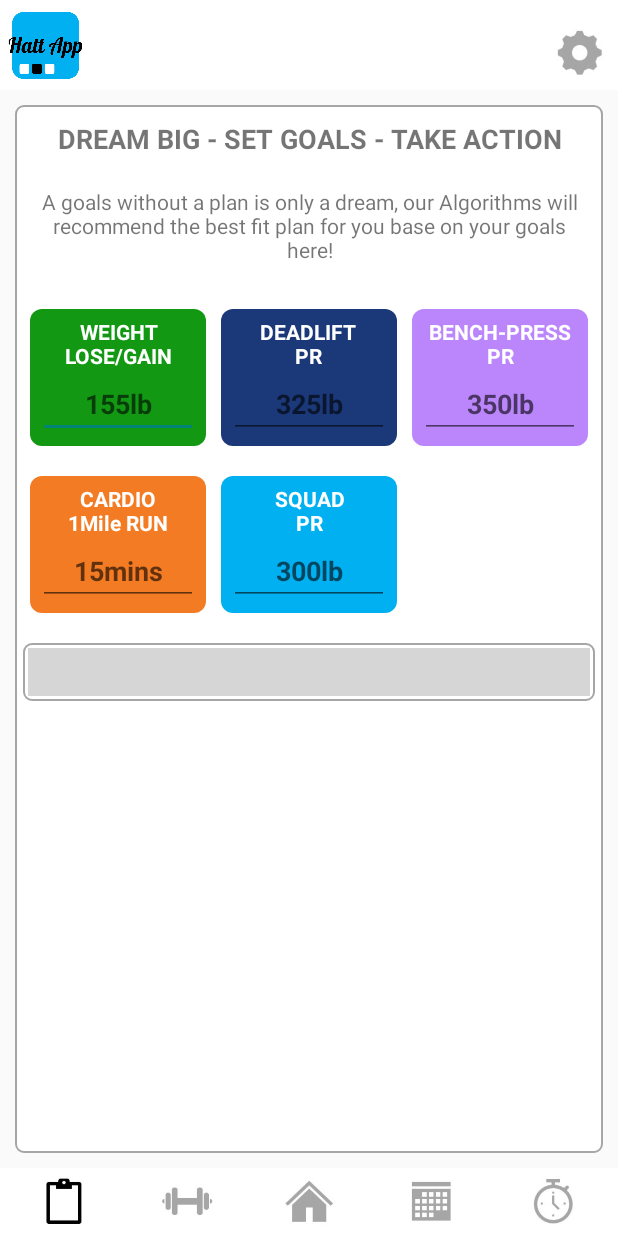
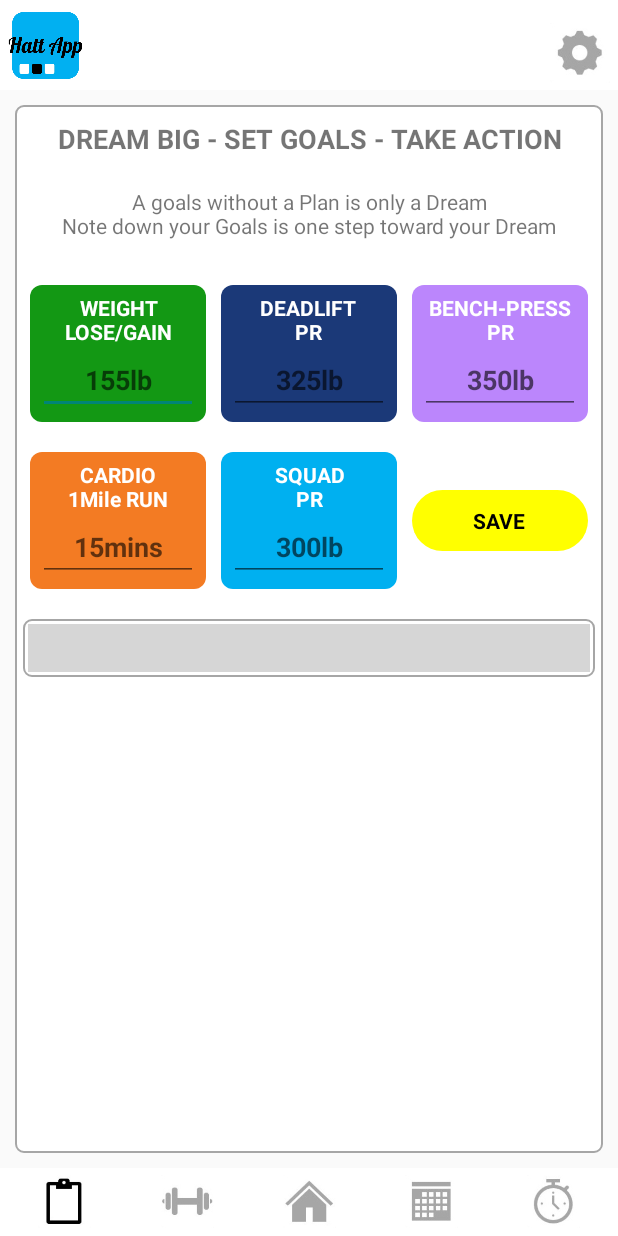
Before and after one commit to StoicNeutron/HattAppProject, an Android app: the SetGoal screen opened directly, with no data from a screen before it, on a phone screen of 412 x 824 dp. Run offline under Robolectric (Android 15) with nearby library versions, the phone set to English and light mode, and no system bars; plain views replace TemplateView; grey boxes are pictures that could not be loaded.

Commit message:
v1.1_backend 13

```diff
--- a/app/src/main/AndroidManifest.xml
+++ b/app/src/main/AndroidManifest.xml
@@ -11,7 +11,8 @@
         android:roundIcon="@mipmap/ic_launcher_round"
         android:supportsRtl="true"
         android:theme="@style/Theme.Hatt_App10">
-        <activity android:name=".SetGoal"></activity>
+        <activity android:name=".Progress"></activity>
+        <activity android:name=".SetGoal" />
         <activity android:name=".BMI_detail" />
         <activity android:name=".Processing" />
         <activity android:name=".Returning" />
--- a/app/src/main/java/com/samnangthorn/hatt_app10/SetGoal.java
+++ b/app/src/main/java/com/samnangthorn/hatt_app10/SetGoal.java
@@ -3,13 +3,21 @@ package com.samnangthorn.hatt_app10;
 import androidx.appcompat.app.AppCompatActivity;
 
 import android.content.Intent;
+import android.content.SharedPreferences;
 import android.os.Bundle;
 import android.view.View;
+import android.widget.EditText;
 import android.widget.ImageView;
+import android.widget.LinearLayout;
+import android.widget.Toast;
 
 public class SetGoal extends AppCompatActivity {
 
-    ImageView btt_home, btt_report, btt_exercise, btt_schedule, btt_timer, btt_setting;
+    private ImageView btt_home, btt_report, btt_exercise, btt_schedule, btt_timer, btt_setting;
+    private EditText edtWeight, edtDeadliftPr, edtBenchPressPr, edtCardioRunPr, edtSquatPr;
+    private LinearLayout btt_saveGoal;
+    private SharedPreferences getData;
+    private SharedPreferences.Editor editData;
 
     @Override
     protected void onCreate(Bundle savedInstanceState) {
@@ -22,7 +30,15 @@ public class SetGoal extends AppCompatActivity {
         btt_schedule = findViewById(R.id.btt_schedule);
         btt_timer = findViewById(R.id.btt_timer);
         btt_setting = findViewById(R.id.btt_setting);
+        btt_saveGoal = findViewById(R.id.btt_saveGoal);
+        edtWeight = findViewById(R.id.edtWeight);
+        edtDeadliftPr = findViewById(R.id.edtDeadliftPr);
+        edtBenchPressPr = findViewById(R.id.edtBenchPressPr);
+        edtCardioRunPr = findViewById(R.id.edtCardioRunPr);
+        edtSquatPr = findViewById(R.id.edtSquatPr);
 
+        getData = getApplicationContext().getSharedPreferences("local_data", MODE_PRIVATE);
+        editData = getData.edit();
 
 
         // set on click listeners
@@ -66,6 +82,20 @@ public class SetGoal extends AppCompatActivity {
                 transition_animation("right");
             }
         });
+
+        btt_saveGoal.setOnClickListener(new View.OnClickListener() {
+            @Override
+            public void onClick(View view) {
+
+                editData.putString("WeightGoal", edtWeight.getText().toString());
+                editData.putString("DeadLiftPR", edtWeight.getText().toString());
+                editData.putString("BenchPressPR", edtWeight.getText().toString());
+                editData.putString("aMileRunPR", edtWeight.getText().toString());
+                editData.putString("SquatPR", edtWeight.getText().toString());
+                editData.apply();
+                Toast.makeText(SetGoal.this, "Saved", Toast.LENGTH_SHORT).show();
+            }
+        });
     }
 
     // methods
--- a/app/src/main/res/layout/activity_set_goal.xml
+++ b/app/src/main/res/layout/activity_set_goal.xml
@@ -81,7 +81,7 @@
                 android:padding="10dp"
                 android:layout_marginBottom="10dp"
                 android:gravity="center_horizontal"
-                android:text="A goals without a plan is only a dream, our Algorithms will recommend the best fit plan for you base on your goals here!" />
+                android:text="A goals without a Plan is only a Dream\nNote down your Goals is one step toward your Dream" />
 
             <LinearLayout
                 android:layout_width="match_parent"
@@ -107,6 +107,7 @@
                         android:text="WEIGHT\nLOSE/GAIN"/>
 
                     <EditText
+                        android:id="@+id/edtWeight"
                         android:layout_width="match_parent"
                         android:layout_height="wrap_content"
                         android:gravity="center_horizontal"
@@ -139,6 +140,7 @@
                         android:text="DEADLIFT\nPR"/>
 
                     <EditText
+                        android:id="@+id/edtDeadliftPr"
                         android:layout_width="match_parent"
                         android:layout_height="wrap_content"
                         android:gravity="center_horizontal"
@@ -171,6 +173,7 @@
                         android:text="BENCH-PRESS\nPR"/>
 
                     <EditText
+                        android:id="@+id/edtBenchPressPr"
                         android:layout_width="match_parent"
                         android:layout_height="wrap_content"
                         android:gravity="center_horizontal"
@@ -208,6 +211,7 @@
                         android:text="CARDIO\n1Mile RUN"/>
 
                     <EditText
+                        android:id="@+id/edtCardioRunPr"
                         android:layout_width="match_parent"
                         android:layout_height="wrap_content"
                         android:gravity="center_horizontal"
@@ -240,6 +244,7 @@
                         android:text="SQUAD\nPR"/>
 
                     <EditText
+                        android:id="@+id/edtSquatPr"
                         android:layout_width="match_parent"
                         android:layout_height="wrap_content"
                         android:gravity="center_horizontal"
@@ -255,22 +260,25 @@
                     android:layout_height="match_parent"/>
 
                 <LinearLayout
+                    android:id="@+id/btt_saveGoal"
                     android:layout_width="0dp"
                     android:layout_height="wrap_content"
-                    android:visibility="invisible"
+                    android:visibility="visible"
                     android:padding="5dp"
-                    android:background="@drawable/button_home_purple"
+                    android:background="@drawable/date_yellow_bg"
                     android:layout_weight="1"
+                    android:layout_gravity="center"
                     android:orientation="vertical">
 
                     <TextView
                         android:layout_width="wrap_content"
                         android:layout_height="wrap_content"
-                        android:textColor="@color/white"
+                        android:padding="5dp"
+                        android:textColor="@color/black"
                         android:textStyle="bold"
                         android:layout_gravity="center_horizontal"
                         android:gravity="center_horizontal"
-                        android:text="CREATE\nPR"/>
+                        android:text="SAVE"/>
 
 
                 </LinearLayout>
```
Also changed, not shown: app/src/main/java/com/samnangthorn/hatt_app10/Progress.java (added, +14 -0 lines), app/src/main/java/com/samnangthorn/hatt_app10/Report.java (+17 -5 lines), app/src/main/java/com/samnangthorn/hatt_app10/TimerLayout.java (+56 -1 lines), app/src/main/res/layout/activity_progress.xml (added, +9 -0 lines), app/src/main/res/layout/activity_report.xml (+29 -9 lines), app/src/main/res/layout/pop_up_force_end.xml (added, +58 -0 lines).
